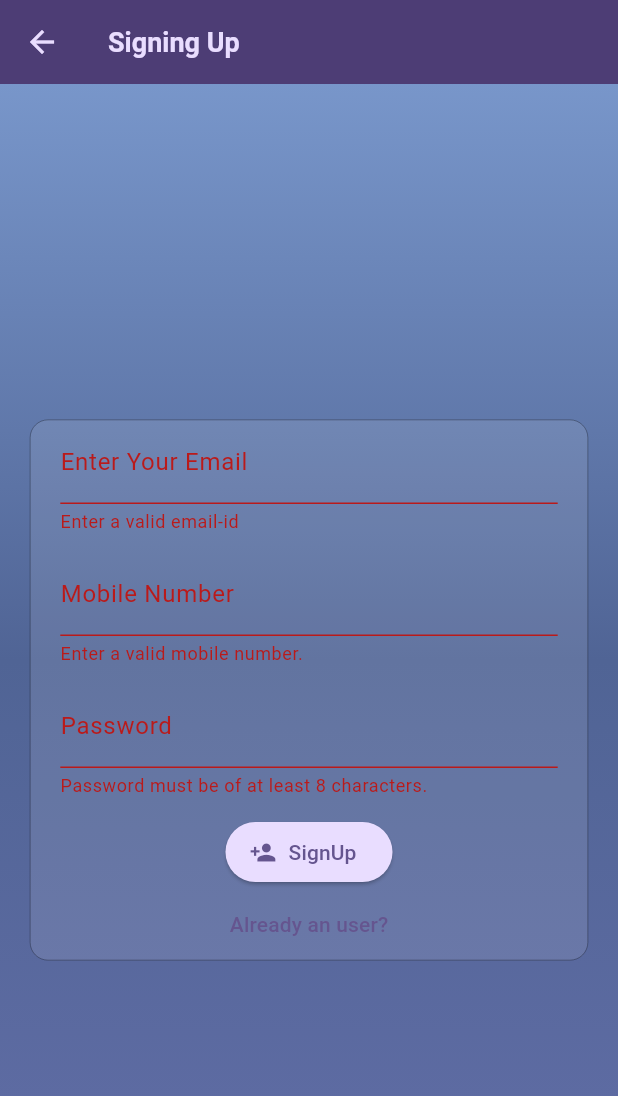
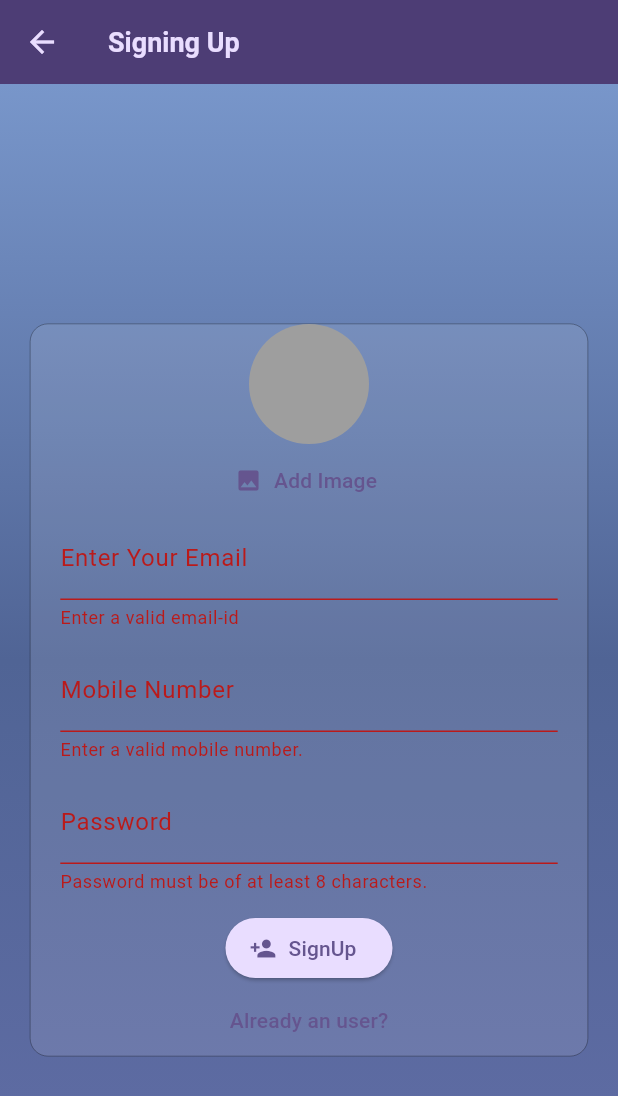
Before and after one commit to sanatani11/Cycle-Kiraya, a Flutter app: the AuthScreen screen opened directly, after a tap on "SignUp", on a phone screen of 412 x 824 dp. Shown: the top 1096 px of the screen. Run offline on Flutter 3.47's test engine with Material 3 defaults, Android fonts, the phone set to English and light mode, and no system bars; our stand-ins replace cloud_firestore, firebase_auth, firebase_core, firebase_storage, image_picker; accounts and stored records are empty.

Commit message:
v4.1/16/24

```diff
--- a/lib/users/auth.dart
+++ b/lib/users/auth.dart
@@ -1,4 +1,13 @@
+import 'dart:io';
+
+import 'package:cloud_firestore/cloud_firestore.dart';
+import 'package:cycle_kiraya/users/dashboard.dart';
+import 'package:cycle_kiraya/widgets/user_image_picker.dart';
+import 'package:firebase_auth/firebase_auth.dart';
+import 'package:firebase_storage/firebase_storage.dart';
 import 'package:flutter/material.dart';
+
+final _firebase = FirebaseAuth.instance;
 
 class AuthScreen extends StatefulWidget {
   const AuthScreen({super.key});
@@ -12,9 +21,62 @@ class AuthScreen extends StatefulWidget {
 class _AuthScreenState extends State<AuthScreen> {
   final _key = GlobalKey<FormState>();
   bool _isLogin = false;
+  var _enteredEmail = '';
+  var _enteredPassword = '';
+  var _enteredMobile = '';
+  bool _isAuthenticating = false;
+  File? _selectedImage;
 
-  void submitInfo() {
-    _key.currentState!.validate();
+  void submitInfo() async {
+    final isValid = _key.currentState!.validate();
+    if (!isValid) {
+      return;
+    }
+
+    _key.currentState!.save();
+    try {
+      setState(() {
+        _isAuthenticating = true;
+      });
+      if (_isLogin) {
+        final userCredentials = await _firebase.signInWithEmailAndPassword(
+            email: _enteredEmail, password: _enteredPassword);
+        Navigator.of(context).pushReplacement(
+          MaterialPageRoute(builder: (context) => const DashboardScreen()),
+        );
+      } else {
+        final userCredentials = await _firebase.createUserWithEmailAndPassword(
+            email: _enteredEmail, password: _enteredPassword);
+        final storage = await FirebaseStorage.instance
+            .ref()
+            .child('user-image')
+            .child('${userCredentials.user!.uid}.jpg');
+        await storage.putFile(_selectedImage!);
+        final imageUrl = await storage.getDownloadURL();
+        await FirebaseFirestore.instance
+            .collection('users')
+            .doc('${userCredentials.user!.uid}')
+            .set({
+          'mobile': _enteredMobile,
+          'email': _enteredEmail,
+          'image-url': imageUrl,
+          'user-id': userCredentials.user!.uid,
+        });
+        Navigator.of(context).pushReplacement(
+          MaterialPageRoute(builder: (context) => const DashboardScreen()),
+        );
+      }
+    } on FirebaseAuthException catch (e) {
+      ScaffoldMessenger.of(context).clearSnackBars();
+      ScaffoldMessenger.of(context).showSnackBar(
+        SnackBar(
+          content: Text(e.message ?? 'Authentication failed!'),
+        ),
+      );
+      setState(() {
+        _isAuthenticating = false;
+      });
+    }
   }
 
   @override
@@ -34,6 +96,7 @@ class _AuthScreenState extends State<AuthScreen> {
         child: Center(
           child: SingleChildScrollView(
             child: Container(
+              margin: const EdgeInsets.only(right: 20, left: 20, top: 40),
               decoration: BoxDecoration(
                   shape: BoxShape.rectangle,
                   border: Border.all(
@@ -43,7 +106,6 @@ class _AuthScreenState extends State<AuthScreen> {
                   color: Colors.white10),
               width: double.infinity,
               padding: const EdgeInsets.only(right: 20, left: 20),
-              margin: const EdgeInsets.only(right: 20, left: 20, top: 40),
               child: Form(
                   key: _key,
                   child: Column(
@@ -51,6 +113,11 @@ class _AuthScreenState extends State<AuthScreen> {
                     crossAxisAlignment: CrossAxisAlignment.center,
                     children: [
                       if (!_isLogin)
+                        UserImagePicker(
+                          onPickedImage: (image) {
+                            _selectedImage = image;
+                          },
+                        ),
                       TextFormField(
                         decoration: const InputDecoration(
                           labelText: 'Enter Your Email',
@@ -66,10 +133,14 @@ class _AuthScreenState extends State<AuthScreen> {
                           }
                           return null;
                         },
+                        onSaved: (newValue) {
+                          _enteredEmail = newValue!;
+                        },
                       ),
                       const SizedBox(
                         height: 12,
                       ),
+                      if (!_isLogin)
                         TextFormField(
                           scrollPadding: const EdgeInsets.only(bottom: 10),
                           decoration: const InputDecoration(
@@ -85,6 +156,9 @@ class _AuthScreenState extends State<AuthScreen> {
                               return 'Enter a valid mobile number.';
                             }
                             return null;
+                          },
+                          onSaved: (newValue) {
+                            _enteredMobile = newValue!;
                           },
                         ),
                       const SizedBox(
@@ -106,10 +180,15 @@ class _AuthScreenState extends State<AuthScreen> {
                           }
                           return null;
                         },
+                        onSaved: (newValue) {
+                          _enteredPassword = newValue!;
+                        },
                       ),
                       const SizedBox(
                         height: 12,
                       ),
+                      if (_isAuthenticating) const CircularProgressIndicator(),
+                      if (!_isAuthenticating)
                         ElevatedButton.icon(
                           onPressed: submitInfo,
                           icon: _isLogin
@@ -119,6 +198,7 @@ class _AuthScreenState extends State<AuthScreen> {
                               ? const Text('Login')
                               : const Text('SignUp'),
                         ),
+                      if (!_isAuthenticating)
                         TextButton(
                           child: !_isLogin
                               ? const Text('Already an user?')
--- /dev/null
+++ b/lib/widgets/user_image_picker.dart
@@ -0,0 +1,54 @@
+import 'dart:io';
+
+import 'package:flutter/material.dart';
+import 'package:image_picker/image_picker.dart';
+
+class UserImagePicker extends StatefulWidget {
+  const UserImagePicker({super.key, required this.onPickedImage});
+
+  final void Function(File image) onPickedImage;
+
+  @override
+  State<StatefulWidget> createState() {
+    return _UserImagePickerState();
+  }
+}
+
+class _UserImagePickerState extends State<UserImagePicker> {
+  File? _pickedImageFile;
+
+  void _pickImage() async {
+    final image = await ImagePicker()
+        .pickImage(source: ImageSource.camera, imageQuality: 50, maxWidth: 150);
+    if (image == null) return;
+
+    setState(() {
+      _pickedImageFile = File(image.path);
+    });
+    widget.onPickedImage(_pickedImageFile!);
+  }
+
+  @override
+  Widget build(BuildContext context) {
+    return Column(
+      children: [
+        CircleAvatar(
+          radius: 40,
+          backgroundColor: Colors.grey,
+          foregroundImage:
+              _pickedImageFile != null ? FileImage(_pickedImageFile!) : null,
+        ),
+        TextButton.icon(
+          onPressed: _pickImage,
+          icon: const Icon(Icons.image),
+          label: Text(
+            'Add Image',
+            style: TextStyle(
+              color: Theme.of(context).colorScheme.primary,
+            ),
+          ),
+        ),
+      ],
+    );
+  }
+}
--- a/pubspec.yaml
+++ b/pubspec.yaml
@@ -37,6 +37,9 @@ dependencies:
   cupertino_icons: ^1.0.2
   firebase_auth: ^4.16.0
   firebase_core: ^2.24.2
+  firebase_storage: ^11.6.0
+  cloud_firestore: ^4.14.0
+  image_picker: ^1.0.7
 
 dev_dependencies:
   flutter_test:
```
Also changed, not shown: lib/main.dart (+19 -2 lines), lib/users/dashboard.dart (added, +29 -0 lines), lib/widgets/splash.dart (added, +17 -0 lines), pubspec.lock, 6 other files. Lines whose indentation alone changed are shown as unchanged.
